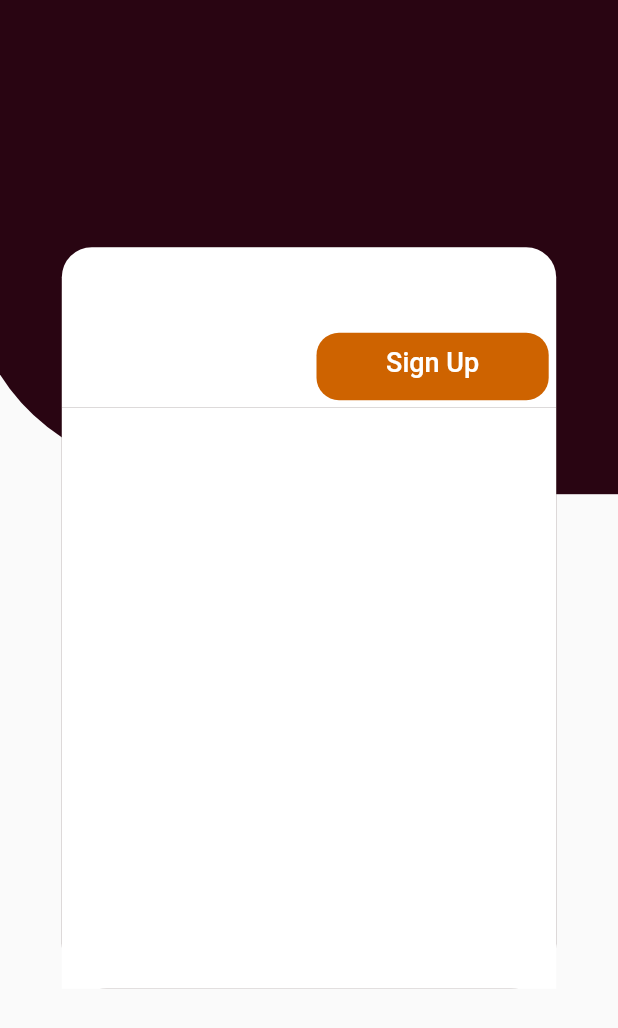
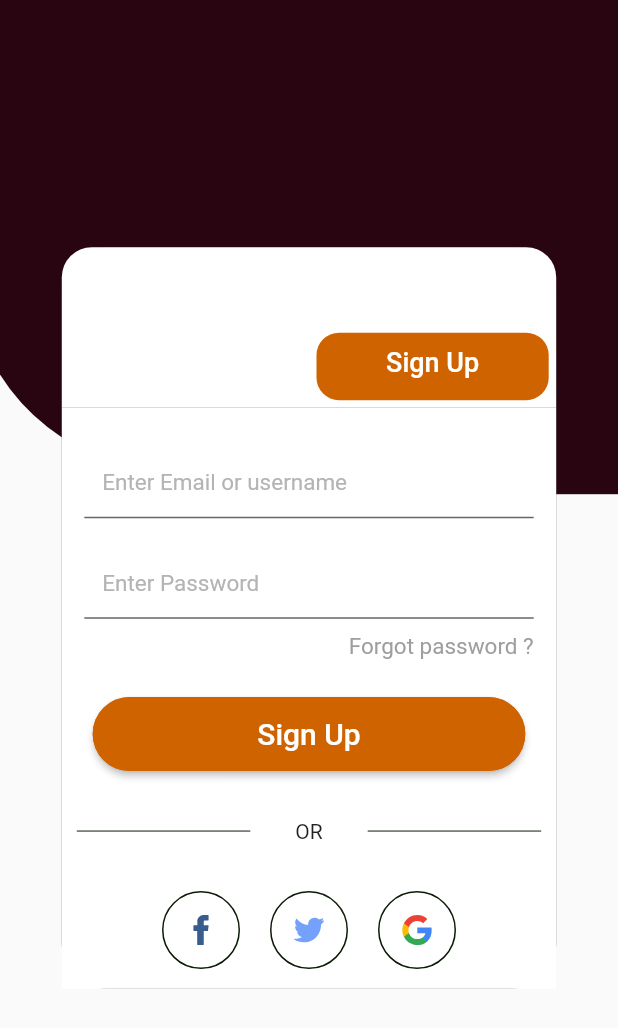
Before and after one commit to emilio-kariuki/youth, a Flutter app: the screen it shows after launch, tab 2 chosen, on a phone screen of 412 x 824 dp. Shown: the top 1028 px of the screen. Run offline on Flutter 3.47's test engine with Material 2 defaults, Android fonts, the phone set to English and light mode, and no system bars; our stand-ins replace flutter_svg, google_fonts; Roboto replaces fonts that are missing (Redressed).

Commit message:
April 3, 2022 5:27 PM

```diff
--- a/lib/Accounts/login.dart
+++ b/lib/Accounts/login.dart
@@ -119,7 +119,20 @@ class _LoginContentsState extends State<LoginContents> {
                 color: Color.fromARGB(255, 255, 255, 255),
                 child: TabBarView(
                   children: [
-                    Container(
+                    TabContainer(size, context,"Login"),
+                    TabContainer(size, context,"Sign Up"),
+                  ],
+                ),
+              ),
+            ),
+          ),
+        ),
+      ],
+    );
+  }
+
+  Container TabContainer(Size size, BuildContext context, String action) {
+    return Container(
                     child: Column(
                       children: [
                         SizedBox(height: size.height * 0.03),
@@ -158,20 +171,11 @@ class _LoginContentsState extends State<LoginContents> {
                         SizedBox(
                             height:
                                 MediaQuery.of(context).size.height * 0.03),
-                          ActionButton(size, context, "Login"),
+                        ActionButton(size, context, action),
                         OrDivider(),
                         SocialIcons()
                       ],
                     ),
-                    ),
-                    Container()
-                  ],
-                ),
-              ),
-            ),
-          ),
-        ),
-      ],
                   );
   }
 
```
Lines whose indentation alone changed are shown as unchanged.
